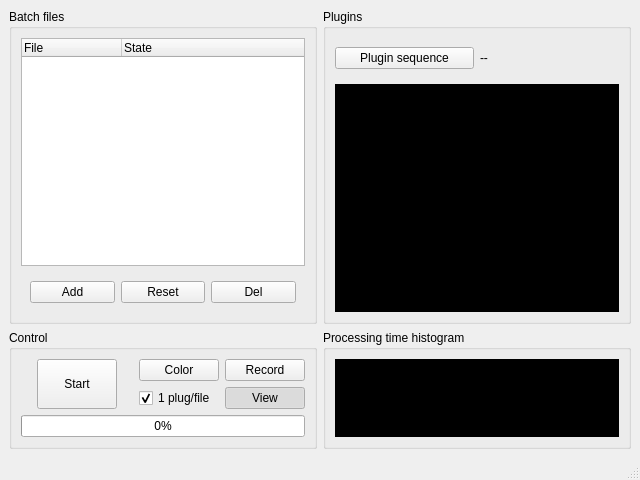
The window that main/tools/ui/batchfiltersmainwindow.ui (cseyve/piaf) describes before a commit, drawn with Qt 5.
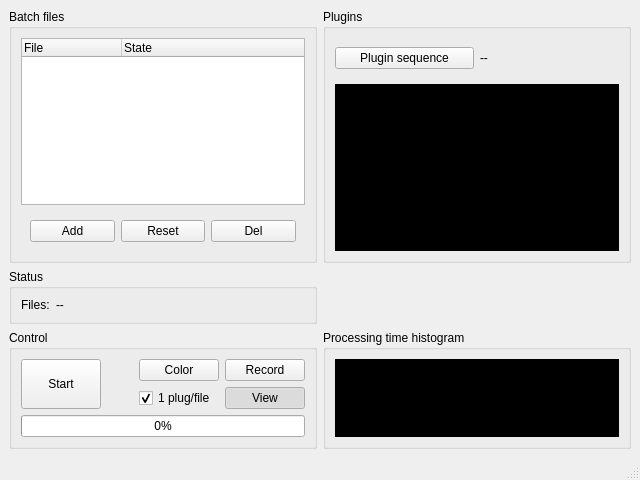
The same window after the commit. Icons and pictures are not drawn. Custom widgets are drawn as their Qt base class.

Diff of the .ui file:
```diff
--- a/main/tools/ui/batchfiltersmainwindow.ui
+++ b/main/tools/ui/batchfiltersmainwindow.ui
@@ -179,7 +179,7 @@
       </layout>
      </widget>
     </item>
-    <item row="1" column="0">
+    <item row="2" column="0">
      <widget class="QGroupBox" name="controlGroupBox">
       <property name="enabled">
        <bool>true</bool>
@@ -188,7 +188,7 @@
        <string>Control</string>
       </property>
       <layout class="QGridLayout" name="gridLayout_2">
-       <item row="7" column="0" colspan="5">
+       <item row="7" column="1" colspan="4">
         <widget class="QProgressBar" name="progressBar">
          <property name="value">
           <number>0</number>
@@ -299,7 +299,7 @@
       </layout>
      </widget>
     </item>
-    <item row="1" column="1">
+    <item row="2" column="1">
      <widget class="QGroupBox" name="groupBox_3">
       <property name="title">
        <string>Processing time histogram</string>
@@ -324,6 +324,44 @@
       </layout>
      </widget>
     </item>
+    <item row="1" column="0">
+     <widget class="QGroupBox" name="groupBox_4">
+      <property name="title">
+       <string>Status</string>
+      </property>
+      <layout class="QHBoxLayout" name="horizontalLayout_3">
+       <item>
+        <widget class="QLabel" name="label">
+         <property name="sizePolicy">
+          <sizepolicy hsizetype="Minimum" vsizetype="Preferred">
+           <horstretch>0</horstretch>
+           <verstretch>0</verstretch>
+          </sizepolicy>
+         </property>
+         <property name="text">
+          <string>Files:</string>
+         </property>
+        </widget>
+       </item>
+       <item>
+        <widget class="QLabel" name="nbFilesLabel">
+         <property name="sizePolicy">
+          <sizepolicy hsizetype="Expanding" vsizetype="Preferred">
+           <horstretch>0</horstretch>
+           <verstretch>0</verstretch>
+          </sizepolicy>
+         </property>
+         <property name="toolTip">
+          <string>Number of files in process list</string>
+         </property>
+         <property name="text">
+          <string>--</string>
+         </property>
+        </widget>
+       </item>
+      </layout>
+     </widget>
+    </item>
    </layout>
   </widget>
   <widget class="QStatusBar" name="statusbar"/>
```
